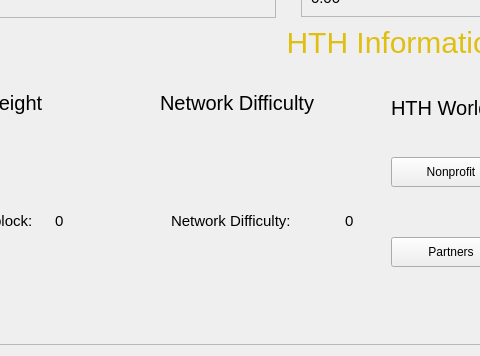
Above: src/qt/forms/overviewpage.ui from HTHcoin/helpthehomelesscoin before the change; both pictures show x 90 to 570 and y 204 to 560 of the 1000 by 560 pixel window. Below: the same form after it.
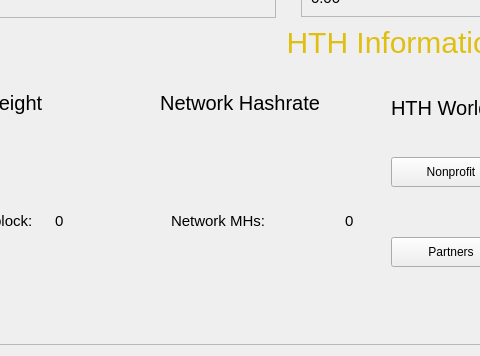
That is the form after the change.

```diff
--- a/src/qt/forms/overviewpage.ui
+++ b/src/qt/forms/overviewpage.ui
@@ -114,7 +114,7 @@
 font-size: 20px;</string>
            </property>
            <property name="text">
-            <string>Network Difficulty</string>
+            <string>Network Hashrate</string>
            </property>
            <property name="alignment">
             <set>Qt::AlignRight</set>
@@ -215,7 +215,7 @@
              <string notr="true">font-size: 15px;</string>
             </property>
             <property name="text">
-             <string>Network Difficulty:</string>
+             <string>Network MHs:</string>
             </property>
             <property name="alignment">
              <set>Qt::AlignVCenter</set>
```
